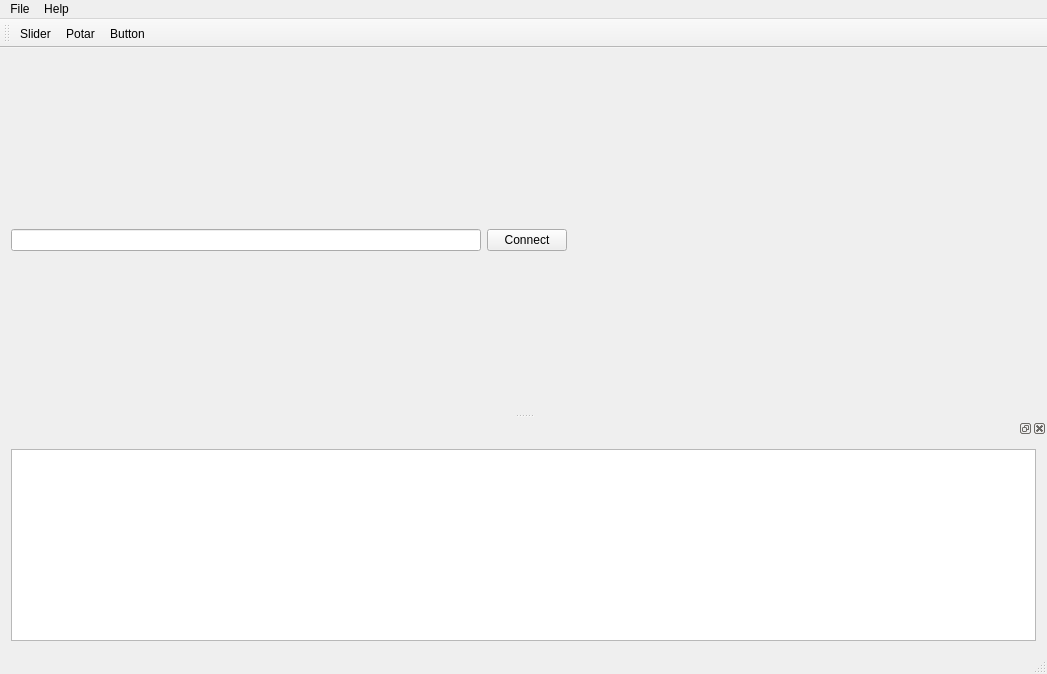
First picture: the form in pc/Gui.ui, repository ArnaudValensi/waterbear-communication, before the edit.
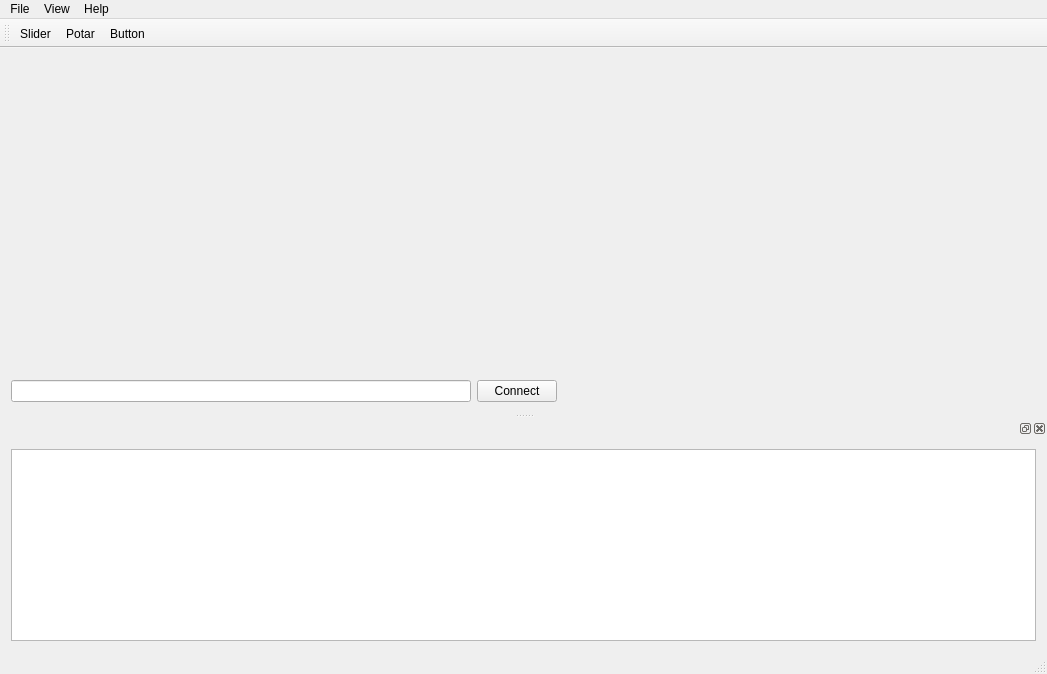
Second picture: the form after the edit.

```diff
--- a/pc/Gui.ui
+++ b/pc/Gui.ui
@@ -14,8 +14,8 @@
    <string>Gui</string>
   </property>
   <widget class="QWidget" name="centralWidget">
-   <layout class="QVBoxLayout" name="verticalLayout_2">
-    <item>
+   <layout class="QGridLayout" name="gridLayout_2">
+    <item row="0" column="0">
      <layout class="QGridLayout" name="gridLayoutWorkSpace">
       <item row="0" column="0">
        <layout class="QHBoxLayout" name="tab1Layout"/>
@@ -35,7 +35,7 @@
       </item>
      </layout>
     </item>
-    <item>
+    <item row="1" column="0">
      <layout class="QHBoxLayout" name="horizontalLayout_2">
       <item>
        <widget class="QLineEdit" name="lineEditPort"/>
@@ -62,6 +62,19 @@
       </item>
      </layout>
     </item>
+    <item row="0" column="1">
+     <spacer name="verticalSpacer">
+      <property name="orientation">
+       <enum>Qt::Vertical</enum>
+      </property>
+      <property name="sizeHint" stdset="0">
+       <size>
+        <width>20</width>
+        <height>40</height>
+       </size>
+      </property>
+     </spacer>
+    </item>
    </layout>
    <zorder>gridLayoutWidget</zorder>
    <zorder>horizontalSpacer</zorder>
@@ -90,7 +103,14 @@
     <addaction name="actionLicense"/>
     <addaction name="actionAbout"/>
    </widget>
+   <widget class="QMenu" name="menuView">
+    <property name="title">
+     <string>View</string>
+    </property>
+    <addaction name="actionConsole"/>
+   </widget>
    <addaction name="menuFile"/>
+   <addaction name="menuView"/>
    <addaction name="menuHelp"/>
   </widget>
   <widget class="QToolBar" name="mainToolBar">
```
Left out of the diff: 13 changed lines with no effect on the pictures.
